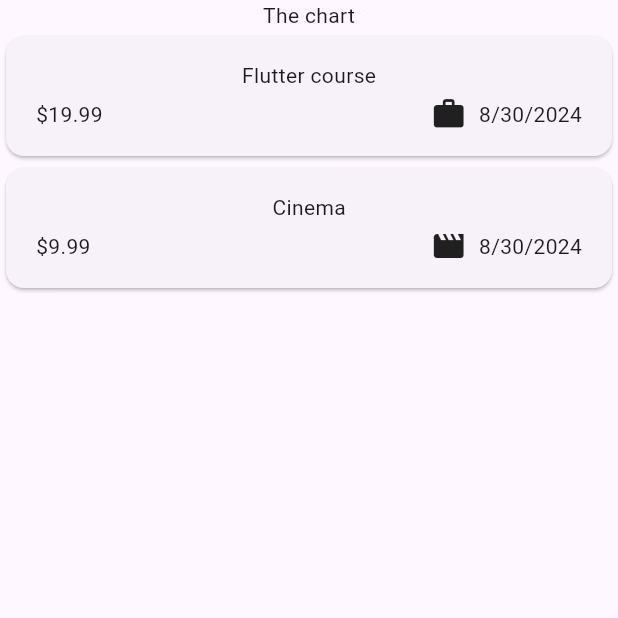
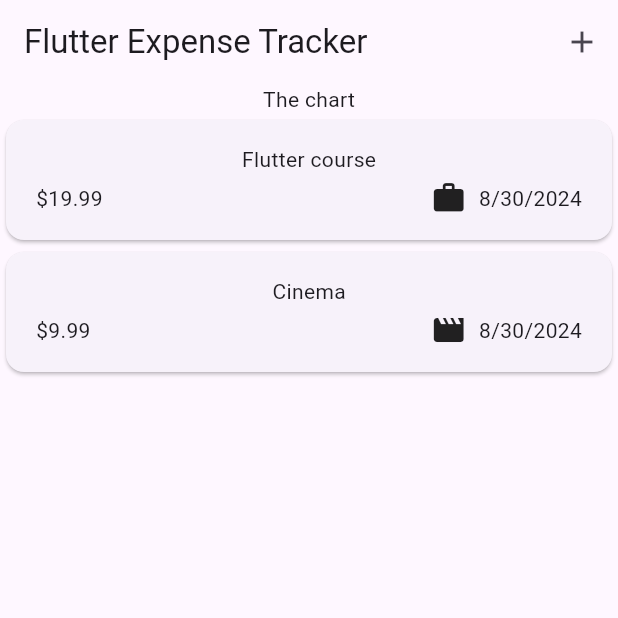
Before and after one commit to cesantaniello/expense_tracker, a Flutter app: the screen it shows after launch, on a phone screen of 412 x 824 dp, the top half of it. Run offline on Flutter 3.47's test engine with Material 3 defaults, Android fonts, the phone set to English and light mode, and no system bars.

Commit message:
Set an app bar

```diff
--- a/lib/main.dart
+++ b/lib/main.dart
@@ -4,8 +4,9 @@ import 'package:expense_tracker/widgets/expenses.dart';
 
 void main() {
   runApp(
-    const MaterialApp(
-      home: Expenses(),
+    MaterialApp(
+      theme: ThemeData(useMaterial3: true),
+      home: const Expenses(),
     ),
   );
 }
--- a/lib/widgets/expenses.dart
+++ b/lib/widgets/expenses.dart
@@ -25,8 +25,18 @@ class _ExpensesState extends State<Expenses> {
       category: Category.leisure,
     ),
   ];
+
   @override
   Widget build(BuildContext context) => Scaffold(
+    appBar: AppBar(
+      title: const Text('Flutter Expense Tracker'),
+      actions: [
+        IconButton(
+          onPressed: (){},
+          icon: const Icon(Icons.add),
+        )
+      ],
+    ),
     body: Column(
       children: [
         const Text('The chart'),
@@ -34,5 +44,6 @@ class _ExpensesState extends State<Expenses> {
           ExpensesList(expenses: _registeredExpenses)
         )
       ],
-      ));
+    )
+  );
 }
```
Lines whose indentation alone changed are shown as unchanged.
